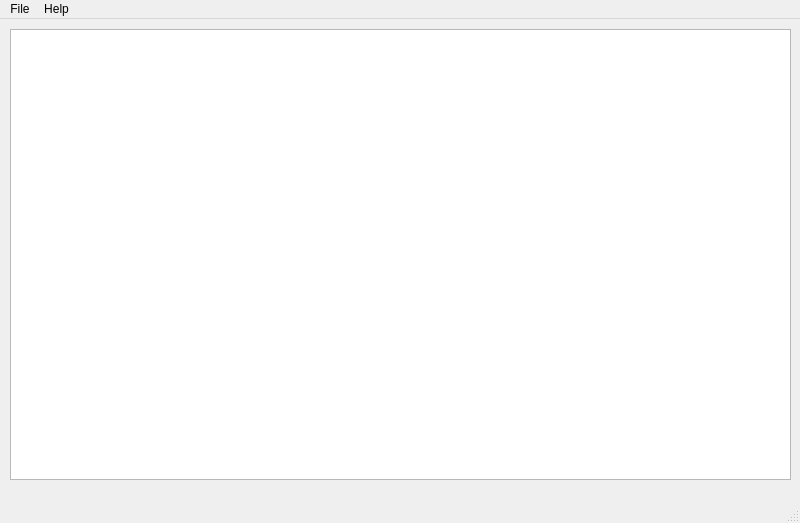
Above: mainwindow.ui from IlliaLukashonok/M3U_IPVT before the change. Below: the same form after it.
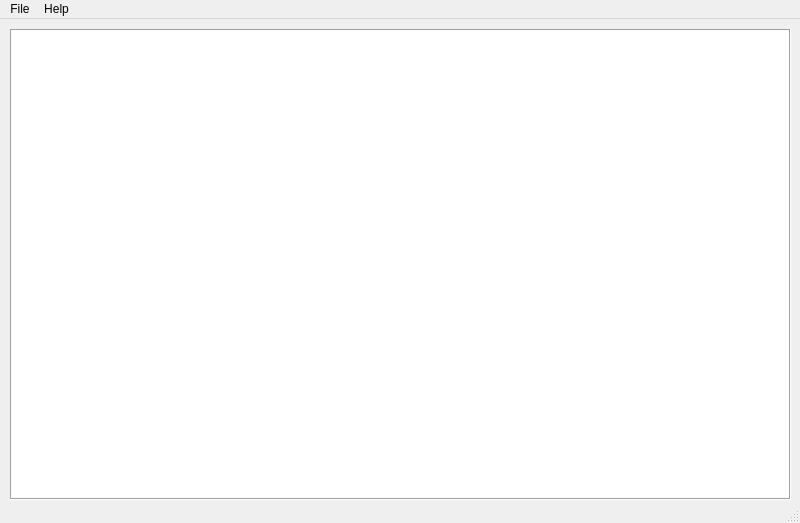
That is the form after the change. Icons and pictures are not drawn.

Patch:
```diff
--- a/mainwindow.ui
+++ b/mainwindow.ui
@@ -16,6 +16,18 @@
     <verstretch>0</verstretch>
    </sizepolicy>
   </property>
+  <property name="minimumSize">
+   <size>
+    <width>800</width>
+    <height>523</height>
+   </size>
+  </property>
+  <property name="maximumSize">
+   <size>
+    <width>800</width>
+    <height>523</height>
+   </size>
+  </property>
   <property name="windowTitle">
    <string>M3UPlaylistEditor</string>
   </property>
@@ -30,12 +42,15 @@
       <x>10</x>
       <y>10</y>
       <width>781</width>
-      <height>451</height>
+      <height>471</height>
      </rect>
     </property>
     <property name="autoFillBackground">
      <bool>false</bool>
     </property>
+    <property name="frameShape">
+     <enum>QFrame::Box</enum>
+    </property>
     <property name="sizeAdjustPolicy">
      <enum>QAbstractScrollArea::AdjustToContents</enum>
     </property>
```
